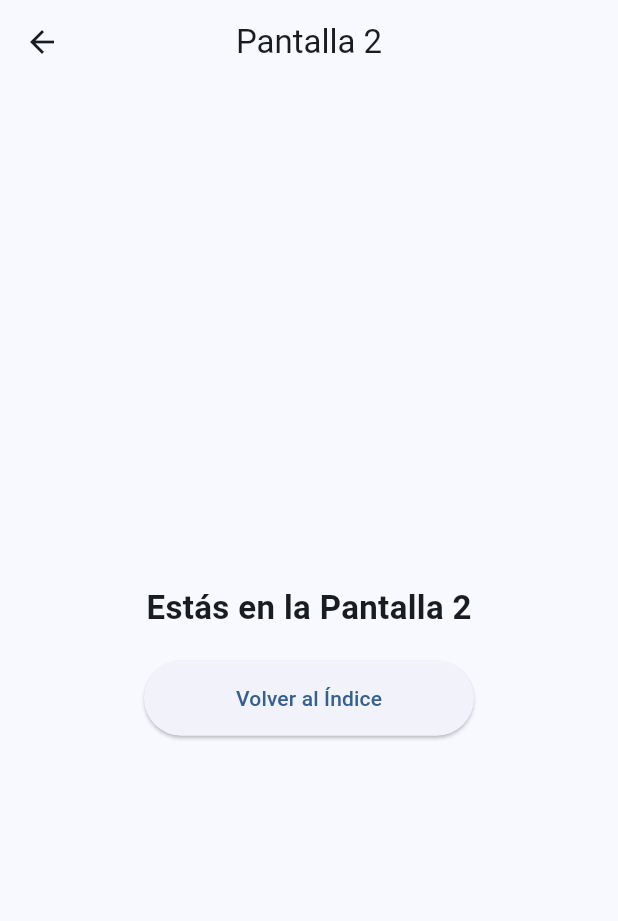
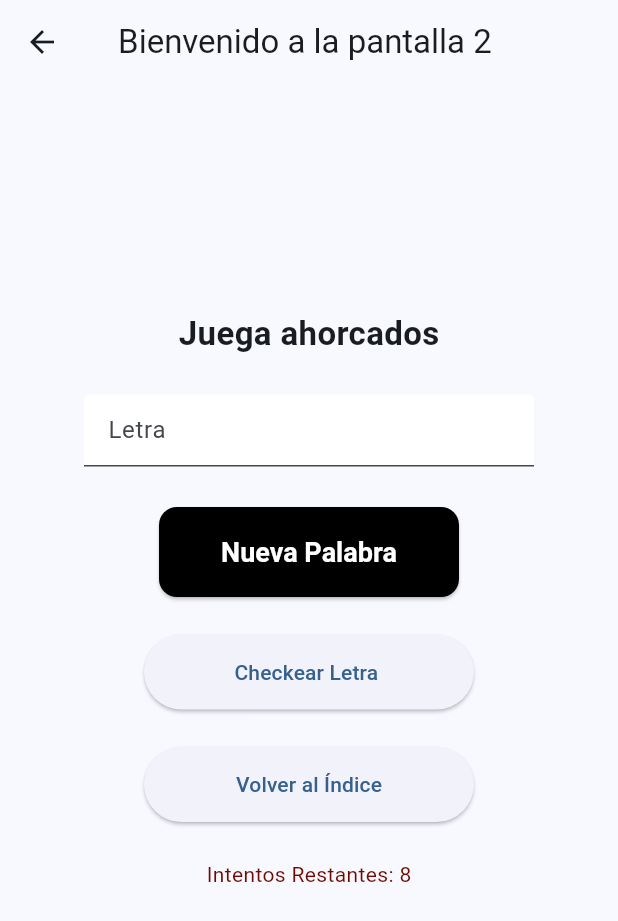
Before and after one commit to Santcar05/Repositorio_git_semillero, a Flutter app: the Screen2 screen opened directly, on a phone screen of 412 x 824 dp. Shown: the top 921 px of the screen. Run offline on Flutter 3.47's test engine with Material 3 defaults, Android fonts, the phone set to English and light mode, and no system bars.

Commit message:
Convert Screen2 to StatefulWidget and add game logic

```diff
--- a/lib/presentation/screens/screen_2.dart
+++ b/lib/presentation/screens/screen_2.dart
@@ -2,22 +2,119 @@ import 'package:flutter/material.dart';
 import '../widget/main_button.dart';
 import 'home_screen.dart';
 
-class Screen2 extends StatelessWidget {
-  const Screen2({super.key});
+class Screen2 extends StatefulWidget {
+  Screen2({super.key});
+  @override
+  State<Screen2> createState() => _Screen2State();
+}
+
+class _Screen2State extends State<Screen2> {
+  final TextEditingController letraController = TextEditingController();
+  String palabraActual = "";
+  String Juego = " ";
+  int intentos = 8;
+  List<String> palabraVisible = [];
+
+  void seleccionarPalabra() {
+    List<String> palabras = ["hola", "buenos", "barcelona "];
+    palabras.shuffle();
+    palabraActual = palabras.first;
+    palabraVisible = List.filled(palabraActual.length, "_");
+
+    intentos = 8;
+    Juego = "";
+
+    setState(() {});
+  }
+
+  void checkearPalabra() {
+    String letra = letraController.text.toLowerCase();
+
+    bool acerto = false;
+    if (intentos > 0) {
+      for (int i = 0; i < palabraActual.length; i++) {
+        if (palabraActual[i] == letra) {
+          palabraVisible[i] = letra;
+          acerto = true;
+        }
+      }
+
+      if (!acerto) {
+        intentos--;
+      }
+      if (palabraVisible.join() == palabraActual) {
+        Juego = "Ganaste";
+      }
+    } else {
+      Juego = "Perdiste";
+    }
+
+    letraController.clear();
+
+    setState(() {});
+  }
 
   @override
   Widget build(BuildContext context) {
     return Scaffold(
-      appBar: AppBar(title: const Text("Pantalla 2"), centerTitle: true),
+      appBar: AppBar(
+        title: const Text("Bienvenido a la pantalla 2 "),
+        centerTitle: true,
+      ),
       body: Center(
         child: Column(
           mainAxisAlignment: MainAxisAlignment.center,
           children: [
             const Text(
-              "Estás en la Pantalla 2",
+              "Juega ahorcados",
               style: TextStyle(fontSize: 22, fontWeight: FontWeight.bold),
             ),
-            const SizedBox(height: 20),
+            SizedBox(height: 25),
+            SizedBox(
+              // Se le puede agragar un hijo en funcion de modificarle el tamaño
+              width: 300,
+              height: 50,
+              child: TextField(
+                controller: letraController,
+                decoration: const InputDecoration(
+                  filled: true,
+                  fillColor: Colors.white,
+                  hintText: "Letra",
+                ),
+              ),
+            ),
+            SizedBox(height: 25),
+            ElevatedButton(
+              style: ElevatedButton.styleFrom(
+                backgroundColor: Colors.black,
+                foregroundColor: Colors.white,
+                minimumSize: const Size(200, 60), // ancho, alto
+                padding: const EdgeInsets.symmetric(
+                  horizontal: 30,
+                  vertical: 15,
+                ),
+                textStyle: const TextStyle(
+                  fontSize: 18,
+                  fontWeight: FontWeight.bold,
+                ),
+                shape: RoundedRectangleBorder(
+                  borderRadius: BorderRadius.circular(12),
+                ),
+              ),
+              onPressed: () {
+                seleccionarPalabra();
+              },
+              child: const Text("Nueva Palabra"),
+            ),
+            const SizedBox(height: 25),
+            MainButton(
+              text: "Checkear Letra ",
+              onPressed: () {
+                checkearPalabra();
+              },
+            ),
+
+            const SizedBox(height: 25),
             MainButton(
               text: "Volver al Índice",
               onPressed: () {
@@ -28,6 +125,23 @@ class Screen2 extends StatelessWidget {
                 );
               },
             ),
+            const SizedBox(height: 25),
+            Text(
+              "Intentos Restantes: $intentos",
+              style: TextStyle(color: const Color.fromARGB(255, 110, 10, 2)),
+            ),
+            Text(
+              palabraVisible.join(" "),
+              style: const TextStyle(fontSize: 28, letterSpacing: 2),
+            ),
+            Text(
+              "$Juego",
+              style: const TextStyle(
+                fontSize: 28,
+                letterSpacing: 2,
+                color: Color.fromARGB(255, 7, 77, 43),
+              ),
+            ),
           ],
         ),
       ),
```
